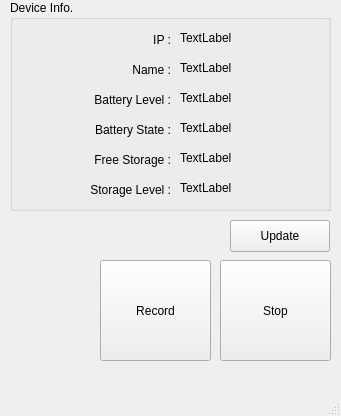
First picture: the form in MainWindow.ui, repository elecun/flame-avsim-neon, before the edit.
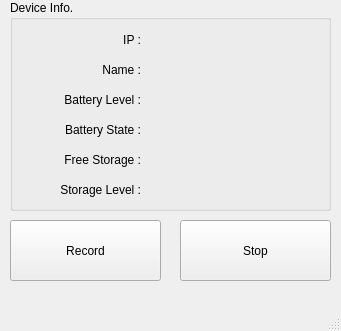
Second picture: the form after the edit. Icons and pictures are not drawn.

Diff of the .ui file:
```diff
--- a/MainWindow.ui
+++ b/MainWindow.ui
@@ -7,7 +7,7 @@
     <x>0</x>
     <y>0</y>
     <width>341</width>
-    <height>416</height>
+    <height>331</height>
    </rect>
   </property>
   <property name="windowTitle">
@@ -17,10 +17,10 @@
    <widget class="QPushButton" name="btn_record_start">
     <property name="geometry">
      <rect>
-      <x>100</x>
-      <y>260</y>
-      <width>111</width>
-      <height>101</height>
+      <x>10</x>
+      <y>220</y>
+      <width>151</width>
+      <height>61</height>
      </rect>
     </property>
     <property name="text">
@@ -34,10 +34,10 @@
    <widget class="QPushButton" name="btn_record_stop">
     <property name="geometry">
      <rect>
-      <x>220</x>
-      <y>260</y>
-      <width>111</width>
-      <height>101</height>
+      <x>180</x>
+      <y>220</y>
+      <width>151</width>
+      <height>61</height>
      </rect>
     </property>
     <property name="text">
@@ -63,7 +63,7 @@
     <widget class="QLabel" name="label_ip">
      <property name="geometry">
       <rect>
-       <x>40</x>
+       <x>10</x>
        <y>30</y>
        <width>121</width>
        <height>20</height>
@@ -79,7 +79,7 @@
     <widget class="QLabel" name="label_name">
      <property name="geometry">
       <rect>
-       <x>40</x>
+       <x>10</x>
        <y>60</y>
        <width>121</width>
        <height>20</height>
@@ -95,7 +95,7 @@
     <widget class="QLabel" name="label_battery_level">
      <property name="geometry">
       <rect>
-       <x>40</x>
+       <x>10</x>
        <y>90</y>
        <width>121</width>
        <height>20</height>
@@ -111,7 +111,7 @@
     <widget class="QLabel" name="label_free_storage">
      <property name="geometry">
       <rect>
-       <x>40</x>
+       <x>10</x>
        <y>150</y>
        <width>121</width>
        <height>20</height>
@@ -127,7 +127,7 @@
     <widget class="QLabel" name="label_battery_state">
      <property name="geometry">
       <rect>
-       <x>40</x>
+       <x>10</x>
        <y>120</y>
        <width>121</width>
        <height>20</height>
@@ -143,7 +143,7 @@
     <widget class="QLabel" name="label_storage_level">
      <property name="geometry">
       <rect>
-       <x>40</x>
+       <x>10</x>
        <y>180</y>
        <width>121</width>
        <height>20</height>
@@ -159,95 +159,82 @@
     <widget class="QLabel" name="label_ip_text">
      <property name="geometry">
       <rect>
-       <x>170</x>
-       <y>30</y>
-       <width>111</width>
+       <x>140</x>
+       <y>32</y>
+       <width>170</width>
        <height>16</height>
       </rect>
      </property>
      <property name="text">
-      <string>TextLabel</string>
+      <string/>
      </property>
     </widget>
     <widget class="QLabel" name="label_name_text">
      <property name="geometry">
       <rect>
-       <x>170</x>
-       <y>60</y>
-       <width>111</width>
+       <x>140</x>
+       <y>62</y>
+       <width>170</width>
        <height>16</height>
       </rect>
      </property>
      <property name="text">
-      <string>TextLabel</string>
+      <string/>
      </property>
     </widget>
     <widget class="QLabel" name="label_battery_level_text">
      <property name="geometry">
       <rect>
-       <x>170</x>
-       <y>90</y>
-       <width>111</width>
+       <x>140</x>
+       <y>92</y>
+       <width>170</width>
        <height>16</height>
       </rect>
      </property>
      <property name="text">
-      <string>TextLabel</string>
+      <string/>
      </property>
     </widget>
     <widget class="QLabel" name="label_battery_state_text">
      <property name="geometry">
       <rect>
-       <x>170</x>
-       <y>120</y>
-       <width>111</width>
+       <x>140</x>
+       <y>122</y>
+       <width>170</width>
        <height>16</height>
       </rect>
      </property>
      <property name="text">
-      <string>TextLabel</string>
+      <string/>
      </property>
     </widget>
     <widget class="QLabel" name="label_free_storage_text">
      <property name="geometry">
       <rect>
-       <x>170</x>
-       <y>150</y>
-       <width>111</width>
+       <x>140</x>
+       <y>152</y>
+       <width>170</width>
        <height>16</height>
       </rect>
      </property>
      <property name="text">
-      <string>TextLabel</string>
+      <string/>
      </property>
     </widget>
     <widget class="QLabel" name="label_storage_level_text">
      <property name="geometry">
       <rect>
-       <x>170</x>
-       <y>180</y>
-       <width>111</width>
+       <x>140</x>
+       <y>182</y>
+       <width>170</width>
        <height>16</height>
       </rect>
      </property>
      <property name="text">
-      <string>TextLabel</string>
+      <string/>
      </property>
     </widget>
    </widget>
-   <widget class="QPushButton" name="btn_update">
-    <property name="geometry">
-     <rect>
-      <x>230</x>
-      <y>220</y>
-      <width>100</width>
-      <height>32</height>
-     </rect>
-    </property>
-    <property name="text">
-     <string>Update</string>
-    </property>
-   </widget>
   </widget>
   <widget class="QMenuBar" name="menubar">
    <property name="geometry">
```
